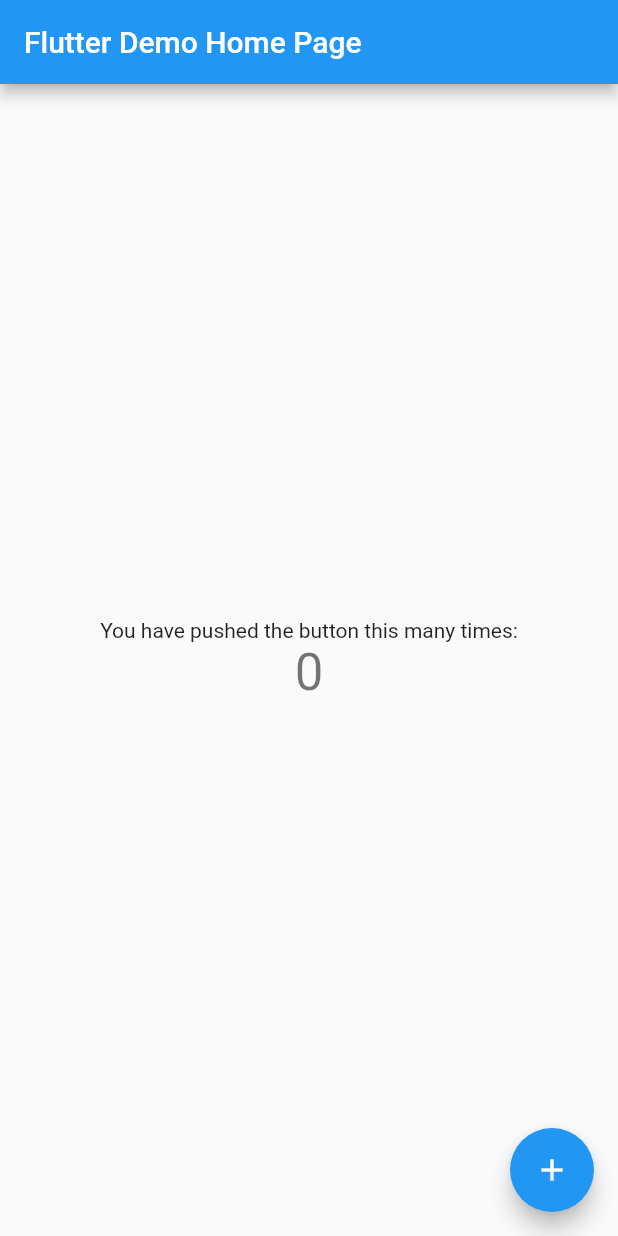
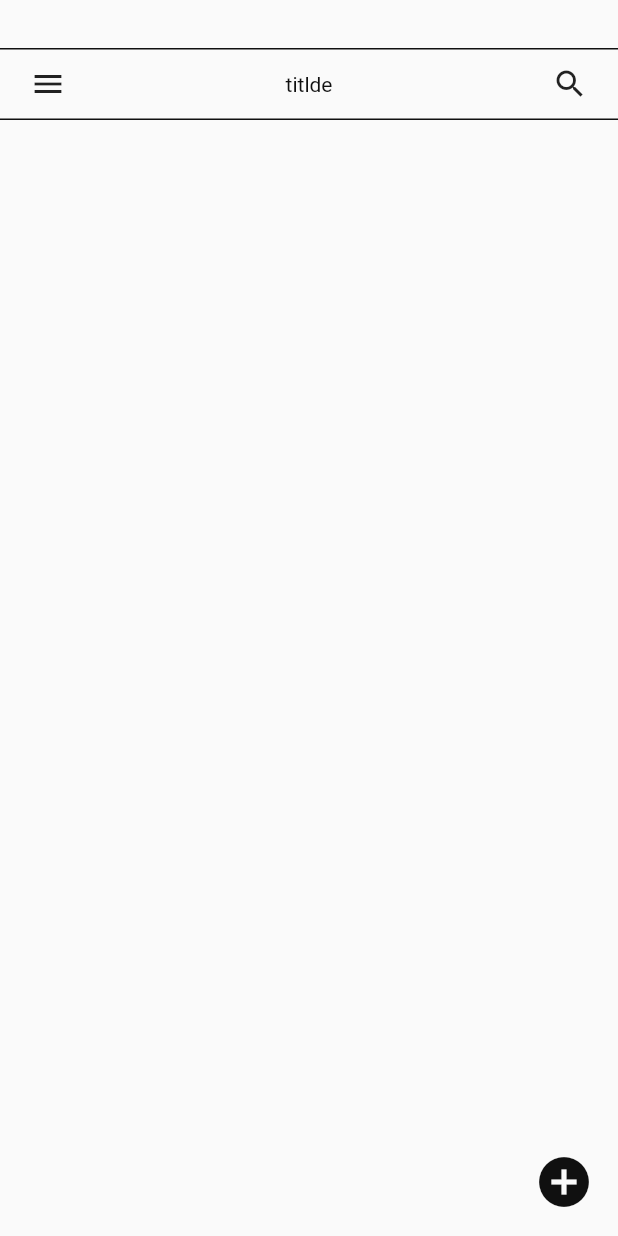
Before and after one commit to stay7/relay-client, a Flutter app: the screen it shows after launch, on a phone screen of 412 x 824 dp. Run offline on Flutter 3.47's test engine with Material 2 defaults, Android fonts, the phone set to English and light mode, and no system bars.

Commit message:
Implement Custom AppBar

```diff
--- /dev/null
+++ b/lib/appbar.dart
@@ -0,0 +1,35 @@
+import 'package:flutter/material.dart';
+import 'constants/color.dart';
+
+class HomeAppBar extends StatelessWidget with PreferredSizeWidget {
+  @override
+  Size get preferredSize => new Size.fromHeight(80.0);
+  final String _title;
+
+  HomeAppBar(this._title);
+
+  Widget build(BuildContext context) {
+    return PreferredSize(
+      child: Align(
+        alignment: Alignment.bottomCenter,
+        child: Container(
+            height: 48,
+            padding: EdgeInsets.only(left: 20.0, right: 20.0),
+            decoration: const BoxDecoration(
+              border: Border(
+                  top: BorderSide(color: MyColor.black, width: 1),
+                  bottom: BorderSide(color: MyColor.black, width: 1)),
+            ),
+            child: Row(
+              mainAxisAlignment: MainAxisAlignment.spaceBetween,
+              children: <Widget>[
+                Icon(Icons.menu),
+                Text(_title, style: TextStyle(color: MyColor.black)),
+                Icon(Icons.search)
+              ],
+            )),
+      ),
+      preferredSize: this.preferredSize,
+    );
+  }
+}
--- /dev/null
+++ b/lib/constants/color.dart
@@ -0,0 +1,7 @@
+import 'package:flutter/material.dart';
+
+class MyColor {
+  static const Color black = Color(0xFF101010);
+  static const Color lightGrey = Color(0xFFFAFAFA);
+  static const Color white = Color(0xFFFFFFFF);
+}
--- /dev/null
+++ b/lib/home.dart
@@ -0,0 +1,26 @@
+import 'package:flutter/material.dart';
+import 'package:flutter/cupertino.dart';
+import 'package:relay/appbar.dart';
+import 'package:relay/constants/color.dart';
+
+class HomePage extends StatefulWidget {
+  @override
+  _HomePageState createState() => _HomePageState();
+}
+
+class _HomePageState extends State<HomePage> {
+  var _title = 'titlde';
+
+  @override
+  Widget build(BuildContext context) {
+    return Scaffold(
+      appBar: HomeAppBar(this._title),
+      drawer: Drawer(),
+      floatingActionButton: Icon(
+        Icons.add_circle_outlined,
+        color: MyColor.black,
+        size: 40,
+      ),
+    );
+  }
+}
--- a/lib/main.dart
+++ b/lib/main.dart
@@ -1,4 +1,7 @@
 import 'package:flutter/material.dart';
+import 'package:flutter/cupertino.dart';
+import 'package:relay/constants/color.dart';
+import 'package:relay/home.dart';
 
 void main() {
   runApp(MyApp());
@@ -9,105 +12,11 @@
   @override
   Widget build(BuildContext context) {
     return MaterialApp(
-      title: 'Flutter Demo',
-      theme: ThemeData(
-        // This is the theme of your application.
-        //
-        // Try running your application with "flutter run". You'll see the
-        // application has a blue toolbar. Then, without quitting the app, try
-        // changing the primarySwatch below to Colors.green and then invoke
-        // "hot reload" (press "r" in the console where you ran "flutter run",
-        // or simply save your changes to "hot reload" in a Flutter IDE).
-        // Notice that the counter didn't reset back to zero; the application
-        // is not restarted.
-        primarySwatch: Colors.blue,
-      ),
-      home: MyHomePage(title: 'Flutter Demo Home Page'),
-    );
+        title: 'relay',
+        theme: ThemeData(
+            brightness: Brightness.light,
+            primaryColor: MyColor.black,
+            backgroundColor: MyColor.lightGrey),
+        home: HomePage());
   }
 }
-
-class MyHomePage extends StatefulWidget {
-  MyHomePage({Key? key, required this.title}) : super(key: key);
-
-  // This widget is the home page of your application. It is stateful, meaning
-  // that it has a State object (defined below) that contains fields that affect
-  // how it looks.
-
-  // This class is the configuration for the state. It holds the values (in this
-  // case the title) provided by the parent (in this case the App widget) and
-  // used by the build method of the State. Fields in a Widget subclass are
-  // always marked "final".
-
-  final String title;
-
-  @override
-  _MyHomePageState createState() => _MyHomePageState();
-}
-
-class _MyHomePageState extends State<MyHomePage> {
-  int _counter = 0;
-
-  void _incrementCounter() {
-    setState(() {
-      // This call to setState tells the Flutter framework that something has
-      // changed in this State, which causes it to rerun the build method below
-      // so that the display can reflect the updated values. If we changed
-      // _counter without calling setState(), then the build method would not be
-      // called again, and so nothing would appear to happen.
-      _counter++;
-    });
-  }
-
-  @override
-  Widget build(BuildContext context) {
-    // This method is rerun every time setState is called, for instance as done
-    // by the _incrementCounter method above.
-    //
-    // The Flutter framework has been optimized to make rerunning build methods
-    // fast, so that you can just rebuild anything that needs updating rather
-    // than having to individually change instances of widgets.
-    return Scaffold(
-      appBar: AppBar(
-        // Here we take the value from the MyHomePage object that was created by
-        // the App.build method, and use it to set our appbar title.
-        title: Text(widget.title),
-      ),
-      body: Center(
-        // Center is a layout widget. It takes a single child and positions it
-        // in the middle of the parent.
-        child: Column(
-          // Column is also a layout widget. It takes a list of children and
-          // arranges them vertically. By default, it sizes itself to fit its
-          // children horizontally, and tries to be as tall as its parent.
-          //
-          // Invoke "debug painting" (press "p" in the console, choose the
-          // "Toggle Debug Paint" action from the Flutter Inspector in Android
-          // Studio, or the "Toggle Debug Paint" command in Visual Studio Code)
-          // to see the wireframe for each widget.
-          //
-          // Column has various properties to control how it sizes itself and
-          // how it positions its children. Here we use mainAxisAlignment to
-          // center the children vertically; the main axis here is the vertical
-          // axis because Columns are vertical (the cross axis would be
-          // horizontal).
-          mainAxisAlignment: MainAxisAlignment.center,
-          children: <Widget>[
-            Text(
-              'You have pushed the button this many times:',
-            ),
-            Text(
-              '$_counter',
-              style: Theme.of(context).textTheme.headline4,
-            ),
-          ],
-        ),
-      ),
-      floatingActionButton: FloatingActionButton(
-        onPressed: _incrementCounter,
-        tooltip: 'Increment',
-        child: Icon(Icons.add),
-      ), // This trailing comma makes auto-formatting nicer for build methods.
-    );
-  }
-}
```
